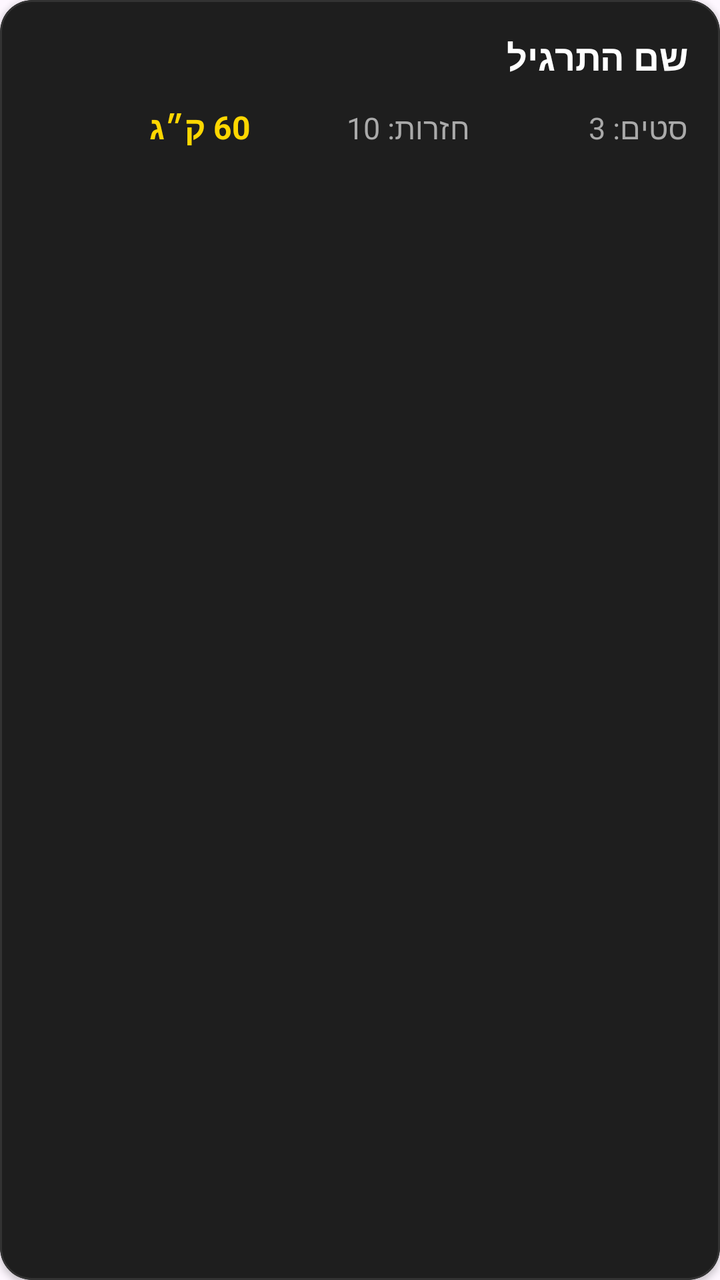
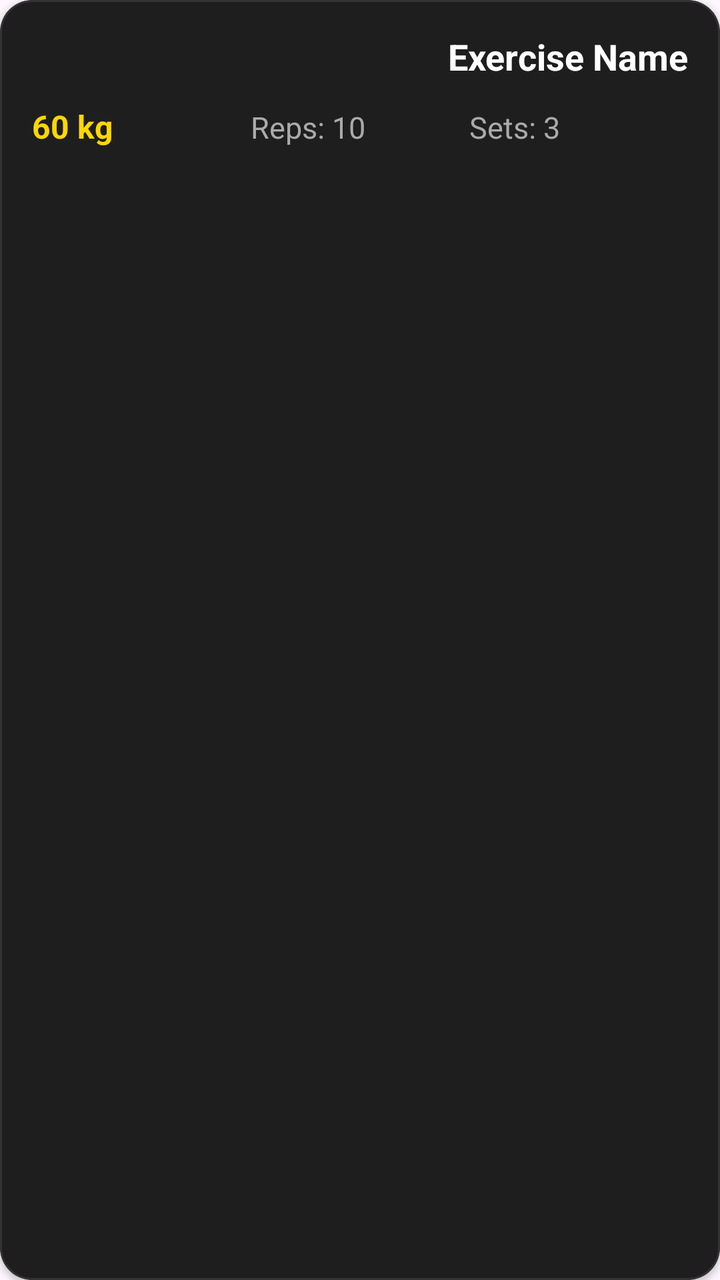

The first picture is an Android layout as it rendered before a commit; the second is the same layout after the commit. The layout source and the unified diff follow.
<!-- AndroidManifest.xml: application theme Theme.PeakFitA -->
<!-- res/layout/item_exercise.xml -->
<?xml version="1.0" encoding="utf-8"?>
<com.google.android.material.card.MaterialCardView
    xmlns:android="http://schemas.android.com/apk/res/android"
    xmlns:app="http://schemas.android.com/apk/res-auto"
    android:layout_width="match_parent"
    android:layout_height="wrap_content"
    android:layout_marginBottom="8dp"
    android:layout_marginHorizontal="4dp"
    android:layout_marginTop="4dp"
    app:cardBackgroundColor="#1E1E1E"
    app:cardCornerRadius="16dp"
    app:cardElevation="2dp"
    app:strokeColor="#333333"
    app:strokeWidth="1dp"
    android:layoutDirection="rtl">

    <LinearLayout
        android:layout_width="match_parent"
        android:layout_height="wrap_content"
        android:orientation="vertical"
        android:padding="16dp">

        <TextView
            android:id="@+id/tvItemExerciseName"
            android:layout_width="wrap_content"
            android:layout_height="wrap_content"
            android:text="שם התרגיל"
            android:textSize="18sp"
            android:textStyle="bold"
            android:textColor="#FFFFFF"
            android:layout_marginBottom="12dp" />

        <LinearLayout
            android:layout_width="match_parent"
            android:layout_height="wrap_content"
            android:orientation="horizontal"
            android:weightSum="3">

            <TextView
                android:id="@+id/tvItemSets"
                android:layout_width="0dp"
                android:layout_height="wrap_content"
                android:layout_weight="1"
                android:text="סטים: 3"
                android:textColor="#AAAAAA"
                android:textSize="15sp" />

            <TextView
                android:id="@+id/tvItemReps"
                android:layout_width="0dp"
                android:layout_height="wrap_content"
                android:layout_weight="1"
                android:text="חזרות: 10"
                android:textColor="#AAAAAA"
                android:textSize="15sp" />

            <TextView
                android:id="@+id/tvItemWeight"
                android:layout_width="0dp"
                android:layout_height="wrap_content"
                android:layout_weight="1"
                android:text="60 ק״ג"
                android:textSize="16sp"
                android:textStyle="bold"
                android:textColor="#FFD700" />
        </LinearLayout>

    </LinearLayout>

</com.google.android.material.card.MaterialCardView>
<!-- resources referenced by this layout -->
<resources>
  <style name="Theme.PeakFitA" parent="Base.Theme.PeakFitA" />
  <style name="Base.Theme.PeakFitA" parent="Theme.Material3.DayNight.NoActionBar">
          
          
      </style>
</resources>

<!-- the commit's change to res/layout/item_exercise.xml (unified diff, before → after) -->
@@ -24,7 +24,7 @@
             android:id="@+id/tvItemExerciseName"
             android:layout_width="wrap_content"
             android:layout_height="wrap_content"
-            android:text="שם התרגיל"
+            android:text="Exercise Name"
             android:textSize="18sp"
             android:textStyle="bold"
             android:textColor="#FFFFFF"
@@ -41,7 +41,7 @@
                 android:layout_width="0dp"
                 android:layout_height="wrap_content"
                 android:layout_weight="1"
-                android:text="סטים: 3"
+                android:text="Sets: 3"
                 android:textColor="#AAAAAA"
                 android:textSize="15sp" />
 
@@ -50,7 +50,7 @@
                 android:layout_width="0dp"
                 android:layout_height="wrap_content"
                 android:layout_weight="1"
-                android:text="חזרות: 10"
+                android:text="Reps: 10"
                 android:textColor="#AAAAAA"
                 android:textSize="15sp" />
 
@@ -59,7 +59,7 @@
                 android:layout_width="0dp"
                 android:layout_height="wrap_content"
                 android:layout_weight="1"
-                android:text="60 ק״ג"
+                android:text="60 kg"
                 android:textSize="16sp"
                 android:textStyle="bold"
                 android:textColor="#FFD700" />
